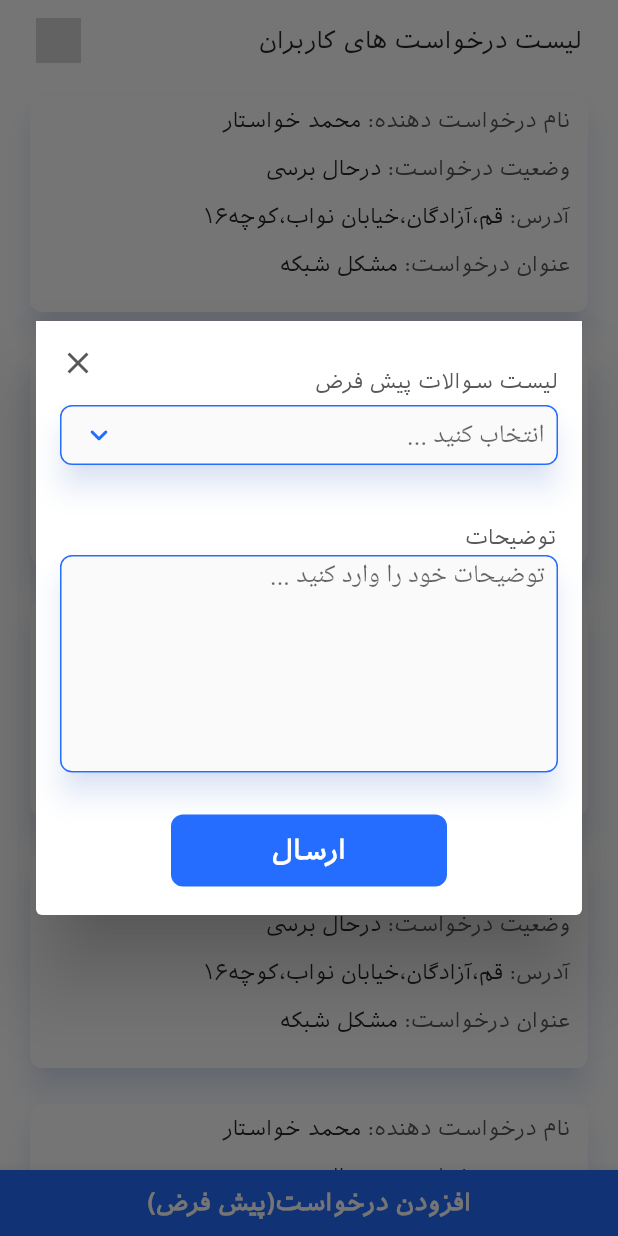
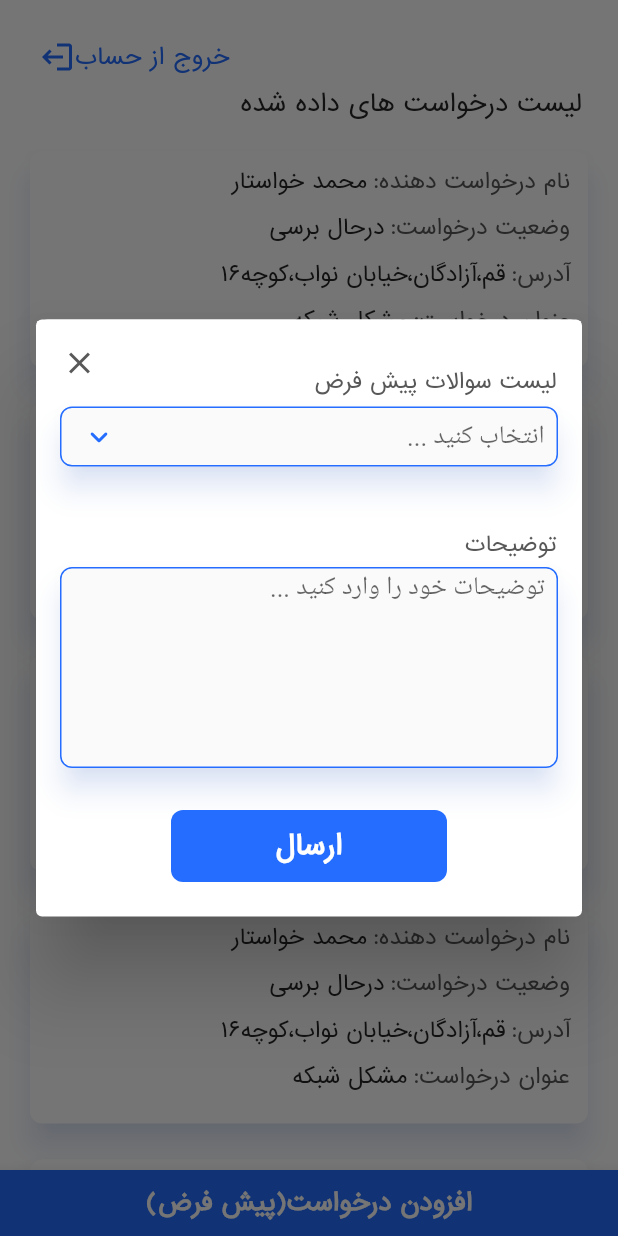
Before and after one commit to fhkhd/user, a Flutter app: the Requests screen opened directly, after a tap on "افزودن درخواست(پیش فرض)", on a phone screen of 412 x 824 dp. Run offline on Flutter 3.47's test engine with Material 2 defaults, Android fonts, the phone set to English and light mode, and no system bars; our stand-ins replace flutter_svg, hexcolor.

Commit message:
new changes of all files

```diff
--- a/lib/Dialog.dart
+++ b/lib/Dialog.dart
@@ -14,21 +14,25 @@ class Dialogss {
       builder: (BuildContext context) {
         return StatefulBuilder(
           builder: (BuildContext context, StateSetter setState){
-            return AlertDialog(
+            return Container(
+              child: AlertDialog(
                 titlePadding: const EdgeInsets.all(0.0),
-              actionsPadding: const EdgeInsets.all(0.0),
                 contentPadding: const EdgeInsets.all(0.0),
                 insetPadding: const EdgeInsets.all(0.0),
-              buttonPadding: const EdgeInsets.all(0.0),
                 actionsOverflowButtonSpacing: 0.0,
-              title: AppBar(
+                title: Container(
+                  decoration: BoxDecoration(
+                    border: Border.all(width: 1.0,color: Colors.white),
+                    borderRadius: BorderRadius.circular(8.0),
+                  ),
+                  child: AppBar(
                     elevation: 0.0,
                     backgroundColor: Colors.white,
                     leading: SizedBox(height: 0.0,),
                     actions: <Widget>[
                       SizedBox(height: 0.0,),
                       Container(
-                    width: MediaQuery.of(context).size.width-48,
+                        width: MediaQuery.of(context).size.width-50,
                         child: Row(
                           mainAxisAlignment: MainAxisAlignment.spaceBetween,
                           children: <Widget>[
@@ -54,6 +58,7 @@ class Dialogss {
                         ),
                       ),
                     ],
+                  ),
                 ),
                 content: Container(
                   decoration: BoxDecoration(
@@ -136,7 +141,7 @@ class Dialogss {
                       new Material(
                         child: new Container(
                           width: MediaQuery.of(context).size.width-80,
-                        height: 145.0,
+                          height: 134.0,
                           child: TextField(
                             maxLines: 100,
                             autofocus: false,
@@ -185,6 +190,7 @@ class Dialogss {
                     ],
                   ),
                 ),
+              ),
             );
           },
 
--- a/lib/LoggIn.dart
+++ b/lib/LoggIn.dart
@@ -137,15 +137,15 @@ class _LogInState extends State<LogIn> {
           padding: EdgeInsets.only(right: 48.0,left: 48.0),
           children: <Widget>[
             login,
-            SizedBox(height: 56.0),
+            SizedBox(height: 28.0),
             usernametxt,
-            SizedBox(height: 8.0,),
+            SizedBox(height: 4.0,),
             username,
-            SizedBox(height: 56.0,),
+            SizedBox(height: 28.0,),
             passwordtxt,
-            SizedBox(height: 8.0,),
+            SizedBox(height: 4.0,),
             password,
-            SizedBox(height: 48.0,),
+            SizedBox(height: 24.0,),
             loginButton,
           ],
         ),
--- a/lib/RequestList.dart
+++ b/lib/RequestList.dart
@@ -20,38 +20,64 @@ class _RequestsState extends State<Requests> {
   Widget build(BuildContext context) {
     return Scaffold(
       backgroundColor: Colors.white,
-      body: ListView(
-        children: [
-          SizedBox(height: 12.0,),
-          Padding(
-            padding: EdgeInsets.only(left: 24.0,right: 24.0,bottom: 12.0),
+      appBar: AppBar(
+        elevation: 0.0,
+        backgroundColor: Colors.white,
+        actions: <Widget>[
+          Container(
+            width: MediaQuery.of(context).size.width,
             child: Row(
               mainAxisAlignment: MainAxisAlignment.spaceBetween,
               children: <Widget>[
-                Text(
-                  'لیست درخواست های کاربران',
-                  style: TextStyle(
-                    color: HexColor('252525'),
-                    fontSize: 16.0,
-                    fontFamily: 'IranianSans',
-                  ),
-                ),
-                InkWell(
-                  onTap: (){
-                    Navigator.of(context).push(MaterialPageRoute(
-                        builder: (context) => LogIn()));
-                  },
-                  child: SvgPicture.asset('assets/forward_black_24dp.svg',height: 30,width: 30,),
-                ),
+                Container(),
+                      Padding(
+                        padding:  EdgeInsets.only(left: 26.0,top: 20.0,bottom: 0.0),
+                        child: InkWell(
+                          onTap: (){
+                            Navigator.of(context).push(MaterialPageRoute(
+                                builder: (context) => LogIn()));
+                          },
+                          child: Row(
+                            crossAxisAlignment: CrossAxisAlignment.center,
+                            children: <Widget>[
+                              Text('خروج از حساب',
+                                style: TextStyle(
+                                  color: HexColor('246DFF'),
+                                  fontFamily: 'IranianSans',
+                                  fontWeight: FontWeight.w500,
+                                ),
+                              ),
+                              SvgPicture.asset('assets/logoutsvg.svg',)
+                            ],
+                          ),
+                        ),
+                      ),
               ],
             ),
+          ),
+        ],
+      ),
+      body: ListView(
+        children: [
+          Container(
+            child: Padding(
+              padding: EdgeInsets.only(right: 24.0,top: 0.0),
+              child: Text(
+                'لیست درخواست های داده شده',
+                style: TextStyle(
+                  color: HexColor('252525'),
+                  fontWeight: FontWeight.w500,
+                  fontSize: 16.0,
+                  fontFamily: 'IranianSans',
+                ),
+              ),),
           ),
           Container(
             height: MediaQuery.of(context).size.height,
             child: ListView(
               scrollDirection: Axis.vertical,
               children: <Widget>[
-                Padding(padding: EdgeInsets.only(left: 20.0,right: 20.0,top: 10.0),
+                Padding(padding: EdgeInsets.only(left: 20.0,right: 20.0,top: 18.0),
                   child: Request(),
                 ),
 
@@ -138,7 +164,7 @@ class _RequestsState extends State<Requests> {
             children: [
               Row(
                 children: [
-                  SizedBox(height: 13.0,),
+                  SizedBox(height: 8.0,),
                   Text(
                     'نام درخواست دهنده:',
                     style: TextStyle(
@@ -162,7 +188,7 @@ class _RequestsState extends State<Requests> {
                   ),
                 ],
               ),
-              SizedBox(height: 16.0,),
+              SizedBox(height: 8.0,),
               Row(
                 children: [
                   Text(
@@ -188,7 +214,7 @@ class _RequestsState extends State<Requests> {
                   ),
                 ],
               ),
-              SizedBox(height: 16.0,),
+              SizedBox(height: 8.0,),
               Row(
                 children: [
                   Text(
@@ -214,7 +240,7 @@ class _RequestsState extends State<Requests> {
                   ),
                 ],
               ),
-              SizedBox(height: 16.0,),
+              SizedBox(height: 8.0,),
               Row(
                 children: [
                   Text(
--- a/pubspec.yaml
+++ b/pubspec.yaml
@@ -52,6 +52,7 @@ flutter:
   # To add assets to your application, add an assets section, like this:
   assets:
     - assets/management.svg
+    - assets/logoutsvg.svg
   #   - images/a_dot_ham.jpeg
 
   # An image asset can refer to one or more resolution-specific "variants", see
```
Also changed, not shown: assets/IranianSans.ttf, assets/logoutsvg.svg (added). Lines whose indentation alone changed are shown as unchanged.
